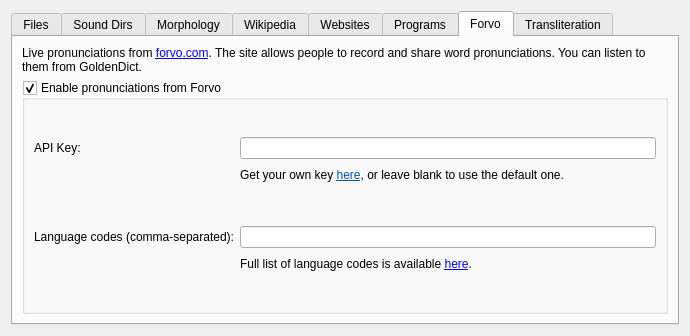
Qt form sources.ui (goldendict/goldendict) before a commit.
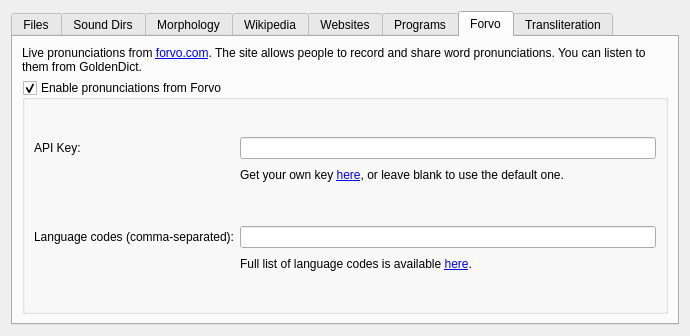
The same form after that commit. The open tabs and pages were chosen to show the change. Icons and pictures are not drawn.

Commit message: Text size in "Forvo" tab (issue #245)

```diff
--- a/sources.ui
+++ b/sources.ui
@@ -486,14 +486,7 @@
             <item row="1" column="1">
              <widget class="QLabel" name="label_13">
               <property name="text">
-               <string>&lt;!DOCTYPE HTML PUBLIC &quot;-//W3C//DTD HTML 4.0//EN&quot; &quot;http://www.w3.org/TR/REC-html40/strict.dtd&quot;&gt;
-&lt;html&gt;&lt;head&gt;&lt;meta name=&quot;qrichtext&quot; content=&quot;1&quot; /&gt;&lt;style type=&quot;text/css&quot;&gt;
-p, li { white-space: pre-wrap; }
-&lt;/style&gt;&lt;/head&gt;&lt;body style=&quot; font-family:'DejaVu Sans'; font-size:9pt; font-weight:400; font-style:normal;&quot;&gt;
-&lt;table style=&quot;-qt-table-type: root; margin-top:4px; margin-bottom:4px; margin-left:4px; margin-right:4px;&quot;&gt;
-&lt;tr&gt;
-&lt;td style=&quot;border: none;&quot;&gt;
-&lt;p style=&quot; margin-top:0px; margin-bottom:0px; margin-left:0px; margin-right:0px; -qt-block-indent:0; text-indent:0px;&quot;&gt;Get your own key &lt;a href=&quot;http://api.forvo.com/key/&quot;&gt;&lt;span style=&quot; text-decoration: underline; color:#0057ae;&quot;&gt;here&lt;/span&gt;&lt;/a&gt;, or leave blank to use the default one.&lt;/p&gt;&lt;/td&gt;&lt;/tr&gt;&lt;/table&gt;&lt;/body&gt;&lt;/html&gt;</string>
+               <string>Get your own key &lt;a href=&quot;http://api.forvo.com/key/&quot;&gt;here&lt;/a&gt;, or leave blank to use the default one.</string>
               </property>
               <property name="wordWrap">
                <bool>false</bool>
```
